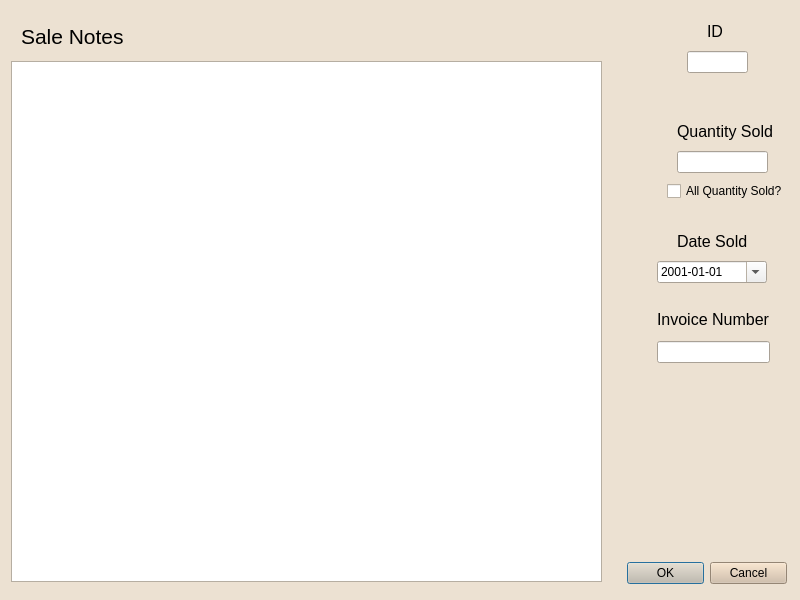
First picture: the form in soldinventorydialog.ui, repository EtoDrowsy/CS499, before the edit.
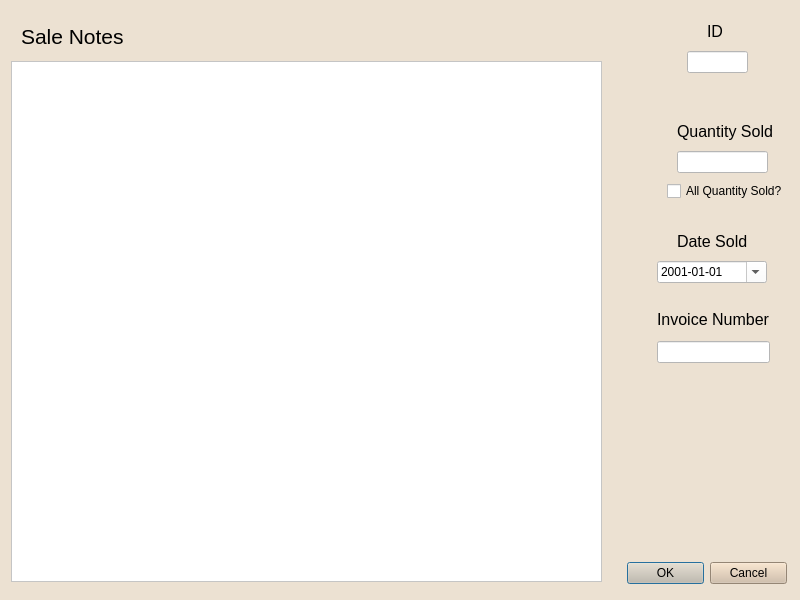
Second picture: the form after the edit.

Commit message: most of GUI style sheet completed

The edit to the form file:
```diff
--- a/soldinventorydialog.ui
+++ b/soldinventorydialog.ui
@@ -95,6 +95,9 @@
         <height>521</height>
        </rect>
       </property>
+      <property name="styleSheet">
+       <string notr="true">background-color:white;color:black</string>
+      </property>
      </widget>
     </widget>
    </item>
@@ -134,6 +137,9 @@
           <pointsize>12</pointsize>
          </font>
         </property>
+        <property name="styleSheet">
+         <string notr="true">background-color:white;color:black</string>
+        </property>
         <property name="readOnly">
          <bool>true</bool>
         </property>
@@ -165,6 +171,9 @@
           <height>22</height>
          </rect>
         </property>
+        <property name="styleSheet">
+         <string notr="true">background-color:white;color:black</string>
+        </property>
        </widget>
        <widget class="QCheckBox" name="allSoldCheckBox">
         <property name="geometry">
@@ -175,6 +184,9 @@
           <height>20</height>
          </rect>
         </property>
+        <property name="styleSheet">
+         <string notr="true">color:black</string>
+        </property>
         <property name="text">
          <string>All Quantity Sold?</string>
         </property>
@@ -209,6 +221,9 @@
           <height>22</height>
          </rect>
         </property>
+        <property name="styleSheet">
+         <string notr="true">background-color:white;color:black</string>
+        </property>
         <property name="locale">
          <locale language="English" country="UnitedStates"/>
         </property>
@@ -271,6 +286,9 @@
           <height>22</height>
          </rect>
         </property>
+        <property name="styleSheet">
+         <string notr="true">background-color:white;color:black</string>
+        </property>
        </widget>
       </widget>
      </item>
```
Left out of the diff: 15 changed lines with no effect on the pictures. The commit also changes 6 other files.
